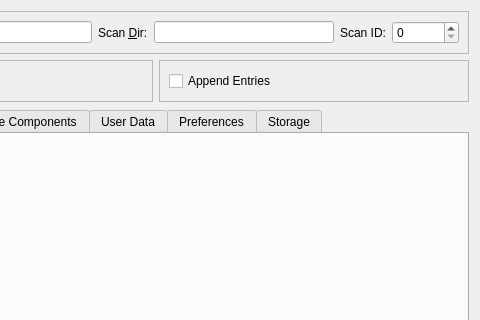
First picture: the form in nxselector/ui/selector.ui, repository nexdatas/nxselector, before the edit; both pictures show x 169 to 649 and y 0 to 320 of the 649 by 602 pixel window.
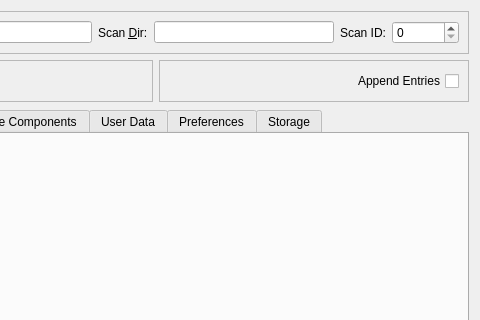
Second picture: the form after the edit.

Commit message: changing timer layout

The edit to the form file:
```diff
--- a/nxselector/ui/selector.ui
+++ b/nxselector/ui/selector.ui
@@ -162,6 +162,9 @@
          <layout class="QHBoxLayout" name="horizontalLayout_9">
           <item>
            <widget class="QCheckBox" name="othersEntryCheckBox">
+            <property name="layoutDirection">
+             <enum>Qt::RightToLeft</enum>
+            </property>
             <property name="text">
              <string>Append Entries</string>
             </property>
```
